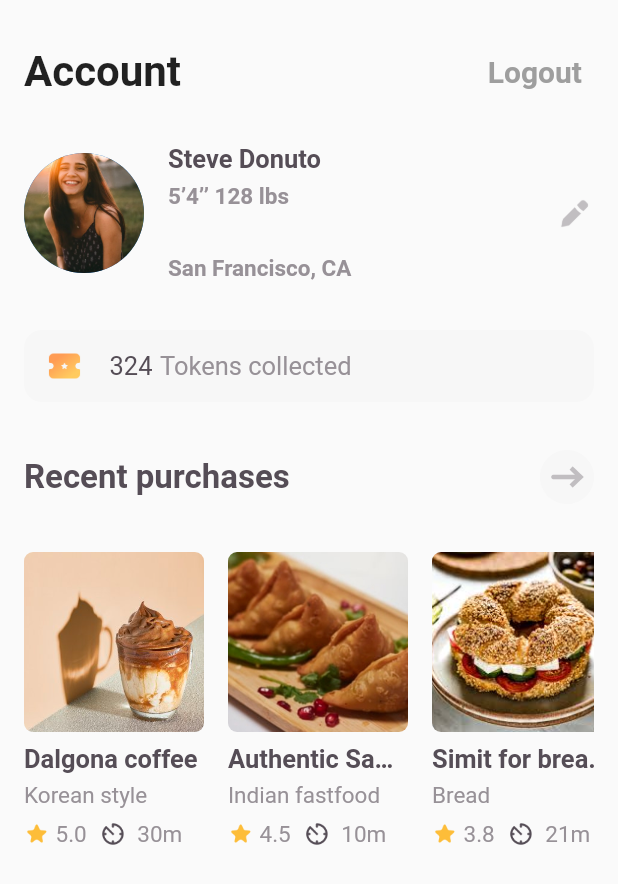
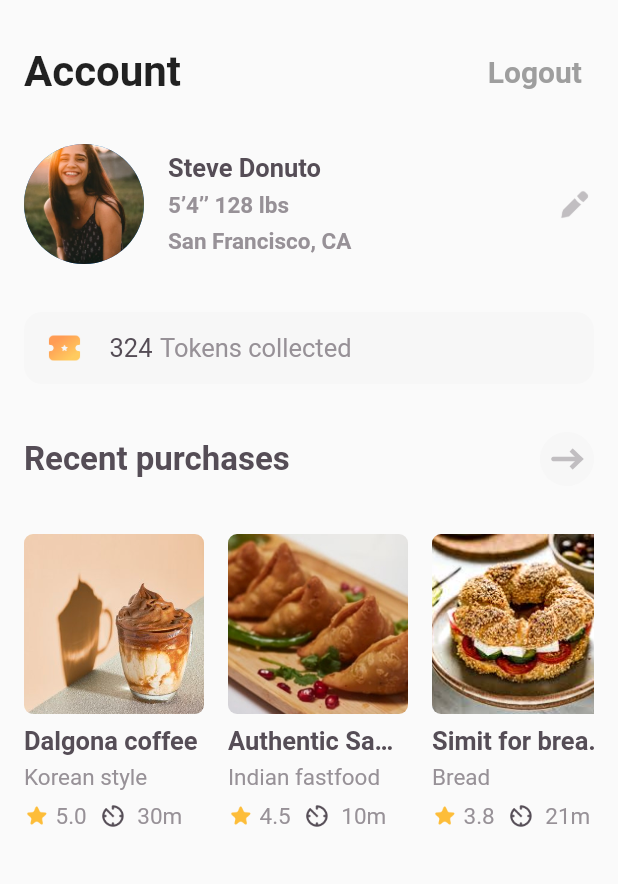
Before and after one commit to vismaypatel10/snack_overflow, a Flutter app: the Account screen opened directly, on a phone screen of 412 x 824 dp. Shown: the top 884 px of the screen. Run offline on Flutter 3.47's test engine with Material 2 defaults, Android fonts, the phone set to English and light mode, and no system bars; our stand-ins replace dio, email_validator, flutter_easyloading, fluttertoast, shared_preferences, smooth_page_indicator; accounts and stored records are empty.

```diff
--- a/lib/api_services.dart
+++ b/lib/api_services.dart
@@ -103,8 +103,7 @@ class ApiServices {
             margin: EdgeInsets.all(15),
           ));
           Navigator.of(context).pushAndRemoveUntil(
-              MaterialPageRoute(
-                  builder: (context) => BottomNaviBar(NewIndex: 0)),
+              MaterialPageRoute(builder: (context) => DefaultProfile()),
               (Route route) => false);
         } else {}
       } else {
--- a/lib/screens/Account/Account.dart
+++ b/lib/screens/Account/Account.dart
@@ -59,7 +59,7 @@ class _AccountState extends State<Account> {
                     ),
                     TextButton(
                         onPressed: () {
-                          logout();
+                          //logout();
                         },
                         child: Text(
                           'Logout',
@@ -106,17 +106,17 @@ class _AccountState extends State<Account> {
                         SizedBox(
                           height: 6,
                         ),
-                        Text(
-                          '$email',
-                          //'${loginModel.data}',
-                          style: TextStyle(
-                              fontSize: 15,
-                              fontWeight: FontWeight.w600,
-                              color: Color(0xff979197)),
-                        ),
-                        SizedBox(
-                          height: 6,
-                        ),
+                        // Text(
+                        //   '$email',
+                        //   //'${loginModel.data}',
+                        //   style: TextStyle(
+                        //       fontSize: 15,
+                        //       fontWeight: FontWeight.w600,
+                        //       color: Color(0xff979197)),
+                        // ),
+                        // SizedBox(
+                        //   height: 6,
+                        // ),
                         Text(
                           'San Francisco, CA',
                           style: TextStyle(
```
Also changed, not shown: lib/screens/sign_in.dart (+10 -4 lines), lib/screens/signup_email.dart (+7 -2 lines).
